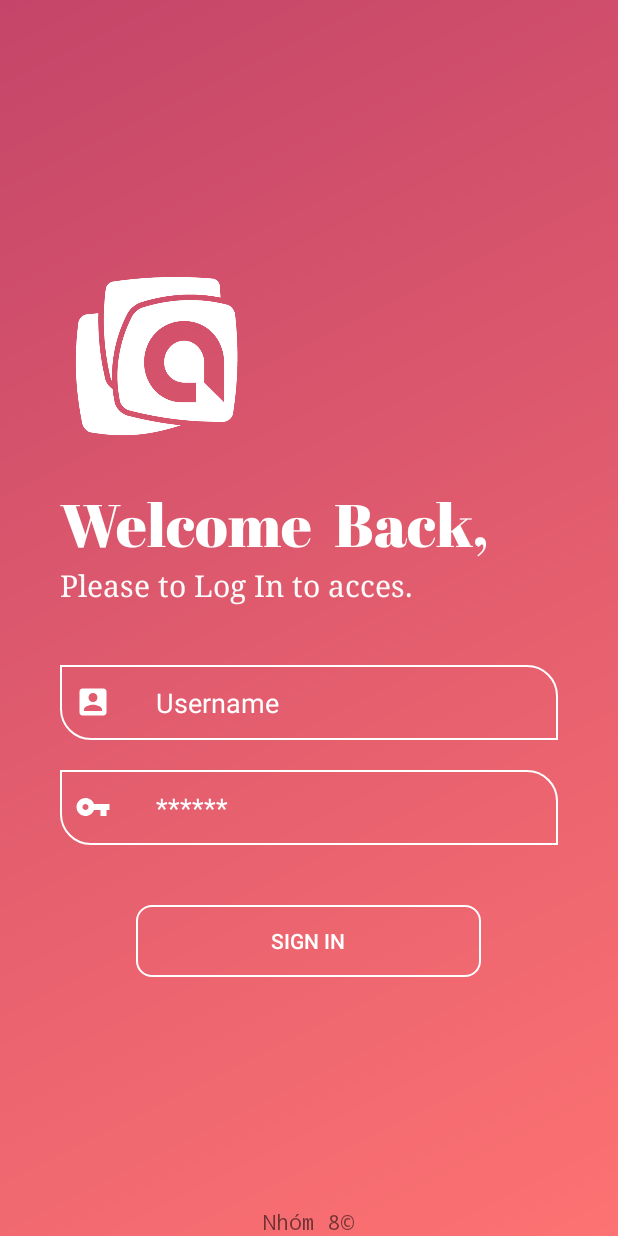
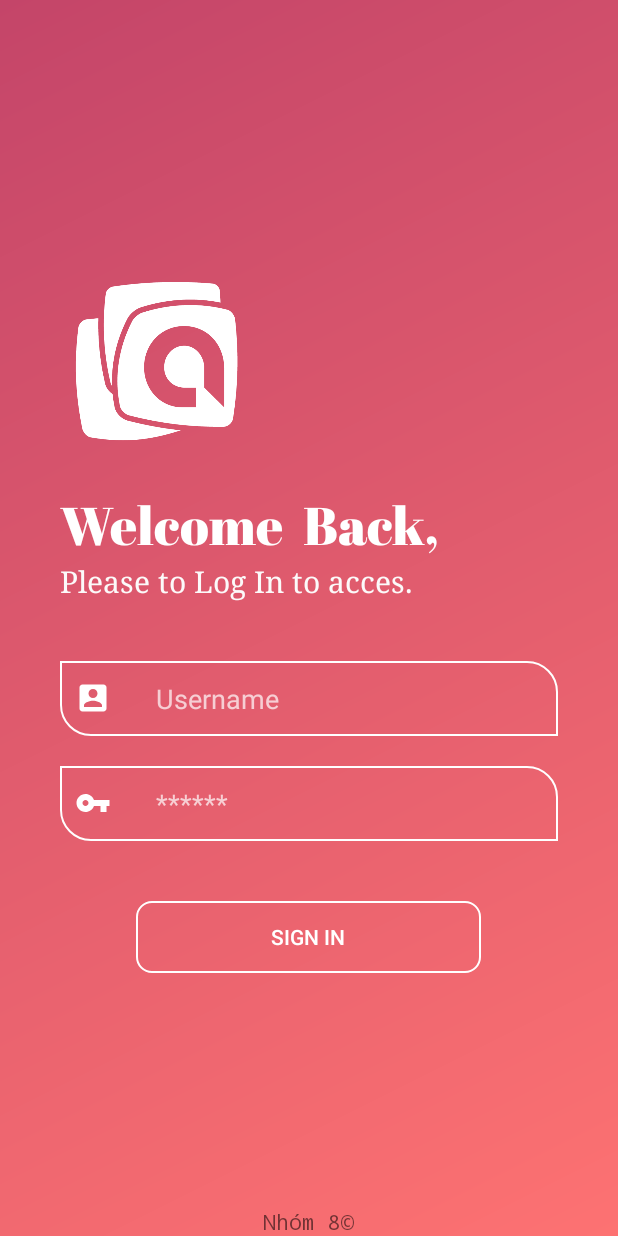
Before and after one commit to DuongQuocHai/Ph-n-m-n-qu-n-l-nh-n-s-, an Android app: the screen it shows after launch (LoginActivity), on a phone screen of 412 x 824 dp. Run offline under Robolectric (Android 15) with nearby library versions, the phone set to English and light mode, and no system bars.

Commit message:
edit fontsize login

```diff
--- a/app/src/main/res/layout/activity_login.xml
+++ b/app/src/main/res/layout/activity_login.xml
@@ -21,7 +21,7 @@
             android:layout_height="130dp"
             android:adjustViewBounds="true"
             android:scaleType="fitCenter"
-            app:srcCompat="@drawable/logo" />
+            app:srcCompat="@drawable/logo"/>
 
         <RelativeLayout
             android:id="@+id/relly"
@@ -36,7 +36,7 @@
                 android:layout_marginTop="20dp"
                 android:text="Welcome  Back,"
                 android:textColor="#ffff"
-                android:textSize="40dp"
+                android:textSize="35dp"
                 app:fontFamily="@font/abril_fatface" />
 
             <TextView
@@ -63,7 +63,7 @@
                     android:layout_height="wrap_content">
 
                     <EditText
-                        android:textColorHint="#ffffff"
+                        android:textColorHint="#B3FFFFFF"
                         android:id="@+id/edtuser"
                         android:layout_width="match_parent"
                         android:layout_height="50dp"
@@ -76,7 +76,7 @@
 
                     <EditText
                         android:layout_marginTop="20dp"
-                        android:textColorHint="#ffffff"
+                        android:textColorHint="#B3FFFFFF"
                         android:id="@+id/edtpass"
                         android:layout_width="match_parent"
                         android:layout_height="50dp"
```
